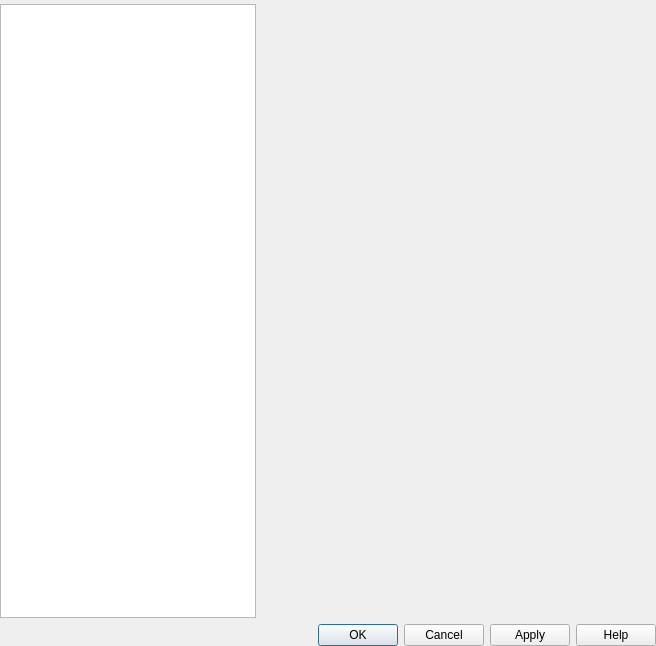
Before: the Qt Designer form src/gui/pref/dialog.ui in wilbert2000/wzplayer, drawn with Qt 5.
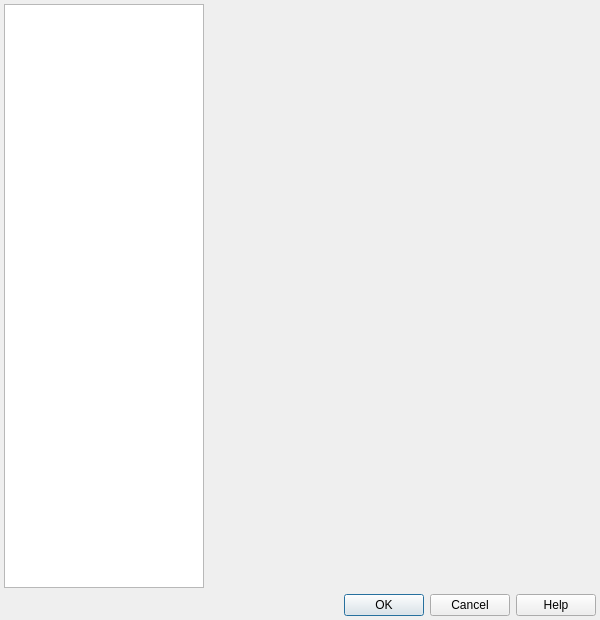
After: the same form once the commit is applied.

Patch:
```diff
--- a/src/gui/pref/dialog.ui
+++ b/src/gui/pref/dialog.ui
@@ -6,8 +6,8 @@
    <rect>
     <x>0</x>
     <y>0</y>
-    <width>656</width>
-    <height>646</height>
+    <width>600</width>
+    <height>620</height>
    </rect>
   </property>
   <property name="windowTitle">
@@ -15,16 +15,16 @@
   </property>
   <layout class="QGridLayout">
    <property name="leftMargin">
-    <number>0</number>
+    <number>4</number>
    </property>
    <property name="topMargin">
     <number>4</number>
    </property>
    <property name="rightMargin">
-    <number>0</number>
+    <number>4</number>
    </property>
    <property name="bottomMargin">
-    <number>0</number>
+    <number>4</number>
    </property>
    <item row="0" column="1">
     <widget class="QStackedWidget" name="pages">
@@ -56,6 +56,12 @@
        <height>0</height>
       </size>
      </property>
+     <property name="maximumSize">
+      <size>
+       <width>200</width>
+       <height>16777215</height>
+      </size>
+     </property>
      <property name="iconSize">
       <size>
        <width>32</width>
@@ -73,7 +79,7 @@
       <enum>Qt::Horizontal</enum>
      </property>
      <property name="standardButtons">
-      <set>QDialogButtonBox::Apply|QDialogButtonBox::Cancel|QDialogButtonBox::Help|QDialogButtonBox::Ok</set>
+      <set>QDialogButtonBox::Cancel|QDialogButtonBox::Help|QDialogButtonBox::Ok</set>
      </property>
     </widget>
    </item>
```
